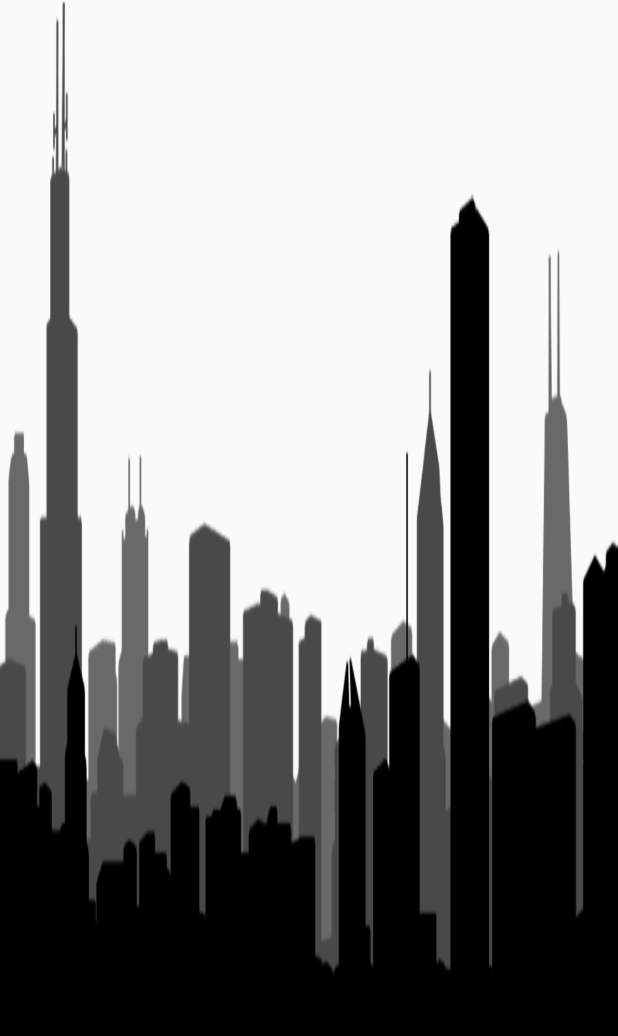
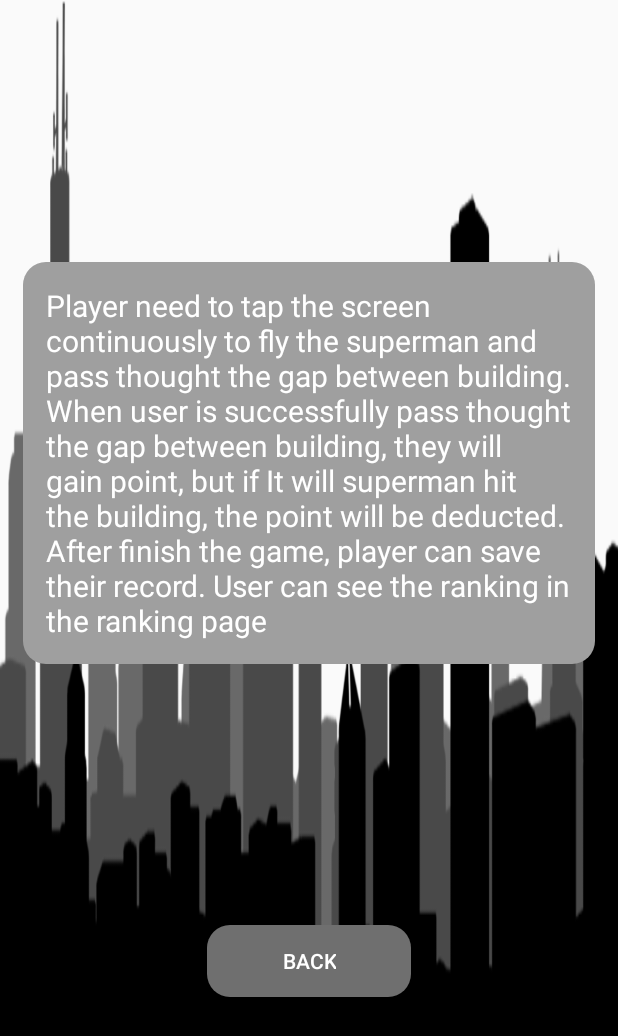
Before and after one commit to karb6351/flappy-superman, an Android app: the AboutActivity screen opened directly, with no data from a screen before it, on a phone screen of 412 x 824 dp. Shown: the top 1036 px of the screen. Run offline under Robolectric (Android 15) with nearby library versions, the phone set to English and light mode, and no system bars.

Commit message:
finsh about activities

```diff
--- a/app/src/main/java/com/example/david/testproject/AboutActivity.java
+++ b/app/src/main/java/com/example/david/testproject/AboutActivity.java
@@ -2,9 +2,13 @@ package com.example.david.testproject;
 
 import android.support.v7.app.AppCompatActivity;
 import android.os.Bundle;
+import android.view.View;
 import android.view.Window;
+import android.widget.Button;
 
 public class AboutActivity extends AppCompatActivity {
+
+    private Button backButton;
 
     @Override
     protected void onCreate(Bundle savedInstanceState) {
@@ -15,5 +19,12 @@ public class AboutActivity extends AppCompatActivity {
             getSupportActionBar().hide();
         }
         setContentView(R.layout.activity_about);
+        backButton = findViewById(R.id.about_back_button);
+        backButton.setOnClickListener(new View.OnClickListener() {
+            @Override
+            public void onClick(View view) {
+                finish();
+            }
+        });
     }
 }
--- a/app/src/main/res/layout/activity_about.xml
+++ b/app/src/main/res/layout/activity_about.xml
@@ -7,4 +7,32 @@
     android:background="@drawable/bg"
     tools:context=".AboutActivity">
 
+    <TextView
+        android:id="@+id/about_text"
+        android:layout_width="0dp"
+        android:layout_height="wrap_content"
+        android:layout_margin="15dp"
+        android:background="@drawable/list_item_style"
+        android:padding="15dp"
+        android:text="@string/about_text"
+        android:textColor="#ffffff"
+        android:textSize="20dp"
+        app:layout_constraintBottom_toTopOf="@+id/about_back_button"
+        app:layout_constraintEnd_toEndOf="parent"
+        app:layout_constraintHorizontal_bias="0.0"
+        app:layout_constraintStart_toStartOf="parent"
+        app:layout_constraintTop_toTopOf="parent"
+        app:layout_constraintVertical_bias="0.0" />
+
+    <Button
+        android:id="@+id/about_back_button"
+        android:layout_width="wrap_content"
+        android:layout_height="wrap_content"
+        android:background="@drawable/main_button"
+        android:text="@string/back_button"
+        android:textColor="#ffffff"
+        app:layout_constraintBottom_toBottomOf="parent"
+        app:layout_constraintEnd_toEndOf="parent"
+        app:layout_constraintStart_toStartOf="parent"
+        app:layout_constraintTop_toBottomOf="@+id/about_text" />
 </android.support.constraint.ConstraintLayout>
--- a/app/src/main/res/values/strings.xml
+++ b/app/src/main/res/values/strings.xml
@@ -8,4 +8,6 @@
     <string name="score">You got %d point!</string>
     <string name="player_name">Player Name: </string>
     <string name="save_back_button">Save and back to menu</string>
+    <string name="about_text">Player need to tap the screen continuously to fly the superman and pass thought the gap between building. When user is successfully pass thought the gap between building, they will gain point, but if It will superman hit the building, the point will be deducted. After finish the game, player can save their record. User can see the ranking in the ranking page</string>
+    <string name="back_button">Back</string>
 </resources>
```
